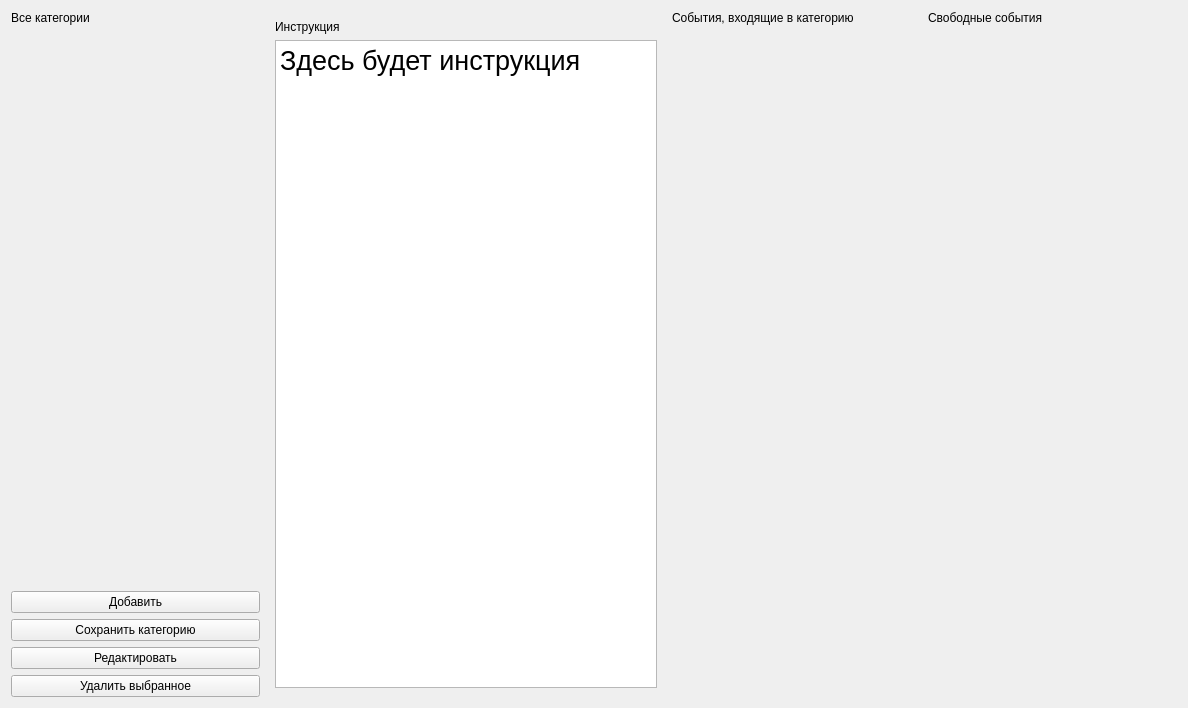
The window that ui/admin/AdminCategoriesWidget.ui (xamlo721/SecurityHelper) describes before a commit, drawn with Qt 5.
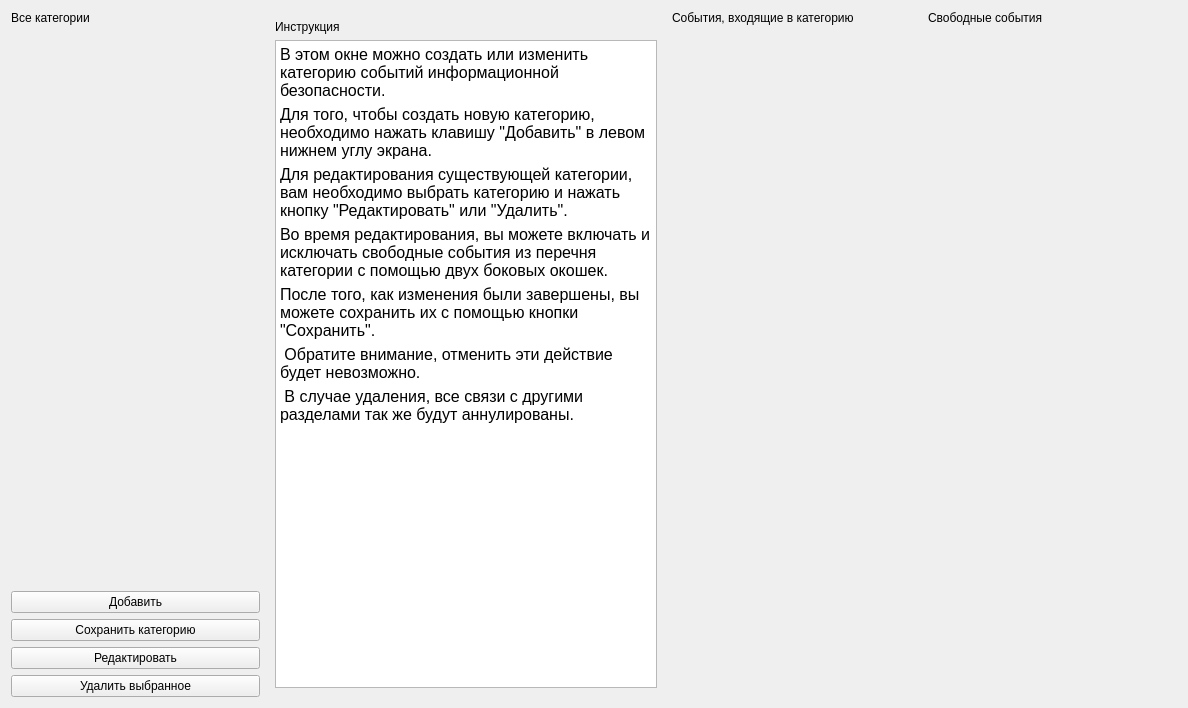
The same window after the commit. Custom widgets are drawn as their Qt base class.

Commit message: add admin intruction

```diff
--- a/ui/admin/AdminCategoriesWidget.ui
+++ b/ui/admin/AdminCategoriesWidget.ui
@@ -97,7 +97,13 @@
 &lt;html&gt;&lt;head&gt;&lt;meta name=&quot;qrichtext&quot; content=&quot;1&quot; /&gt;&lt;style type=&quot;text/css&quot;&gt;
 p, li { white-space: pre-wrap; }
 &lt;/style&gt;&lt;/head&gt;&lt;body style=&quot; font-family:'MS Shell Dlg 2'; font-size:8.25pt; font-weight:400; font-style:normal;&quot;&gt;
-&lt;p style=&quot; margin-top:0px; margin-bottom:0px; margin-left:0px; margin-right:0px; -qt-block-indent:0; text-indent:0px;&quot;&gt;&lt;span style=&quot; font-size:20pt;&quot;&gt;Здесь будет инструкция&lt;/span&gt;&lt;/p&gt;&lt;/body&gt;&lt;/html&gt;</string>
+&lt;p style=&quot; margin-top:0px; margin-bottom:0px; margin-left:0px; margin-right:0px; -qt-block-indent:0; text-indent:0px;&quot;&gt;&lt;span style=&quot; font-size:12pt;&quot;&gt;В этом окне можно создать или изменить категорию событий информационной безопасности. &lt;/span&gt;&lt;/p&gt;
+&lt;p style=&quot; margin-top:5px; margin-bottom:5px; margin-left:0px; margin-right:0px; -qt-block-indent:0; text-indent:0px;&quot;&gt;&lt;span style=&quot; font-size:12pt;&quot;&gt;Для того, чтобы создать новую категорию, необходимо нажать клавишу &amp;quot;Добавить&amp;quot; в левом нижнем углу экрана. &lt;/span&gt;&lt;/p&gt;
+&lt;p style=&quot; margin-top:5px; margin-bottom:5px; margin-left:0px; margin-right:0px; -qt-block-indent:0; text-indent:0px;&quot;&gt;&lt;span style=&quot; font-size:12pt;&quot;&gt;Для редактирования существующей категории, вам необходимо выбрать категорию и нажать кнопку &amp;quot;Редактировать&amp;quot; или &amp;quot;Удалить&amp;quot;.&lt;/span&gt;&lt;/p&gt;
+&lt;p style=&quot; margin-top:5px; margin-bottom:5px; margin-left:0px; margin-right:0px; -qt-block-indent:0; text-indent:0px;&quot;&gt;&lt;span style=&quot; font-size:12pt;&quot;&gt;Во время редактирования, вы можете включать и исключать свободные события из перечня категории с помощью двух боковых окошек. &lt;/span&gt;&lt;/p&gt;
+&lt;p style=&quot; margin-top:5px; margin-bottom:5px; margin-left:0px; margin-right:0px; -qt-block-indent:0; text-indent:0px;&quot;&gt;&lt;span style=&quot; font-size:12pt;&quot;&gt;После того, как изменения были завершены, вы можете сохранить их с помощью кнопки &amp;quot;Сохранить&amp;quot;.&lt;/span&gt;&lt;/p&gt;
+&lt;p style=&quot; margin-top:5px; margin-bottom:5px; margin-left:0px; margin-right:0px; -qt-block-indent:0; text-indent:0px;&quot;&gt;&lt;span style=&quot; font-size:12pt;&quot;&gt; Обратите внимание, отменить эти действие будет невозможно.&lt;/span&gt;&lt;/p&gt;
+&lt;p style=&quot; margin-top:5px; margin-bottom:5px; margin-left:0px; margin-right:0px; -qt-block-indent:0; text-indent:0px;&quot;&gt;&lt;span style=&quot; font-size:12pt;&quot;&gt; В случае удаления, все связи с другими разделами так же будут аннулированы.&lt;/span&gt;&lt;/p&gt;&lt;/body&gt;&lt;/html&gt;</string>
           </property>
          </widget>
         </item>
```
The commit also changes 4 other files.
